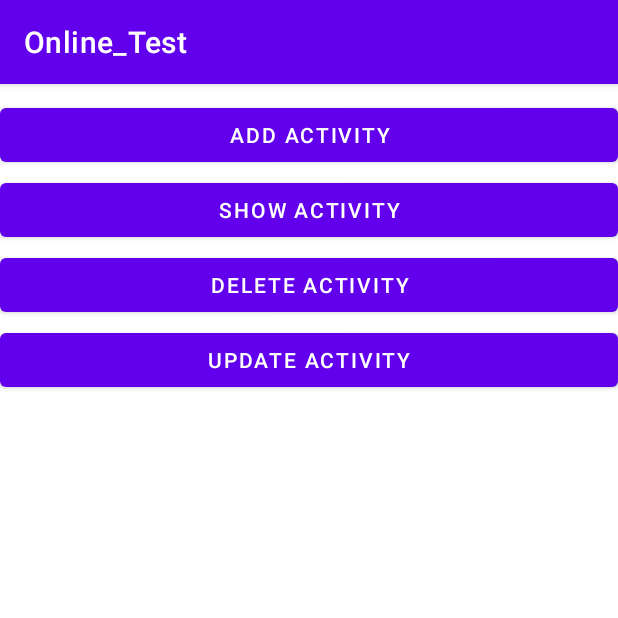
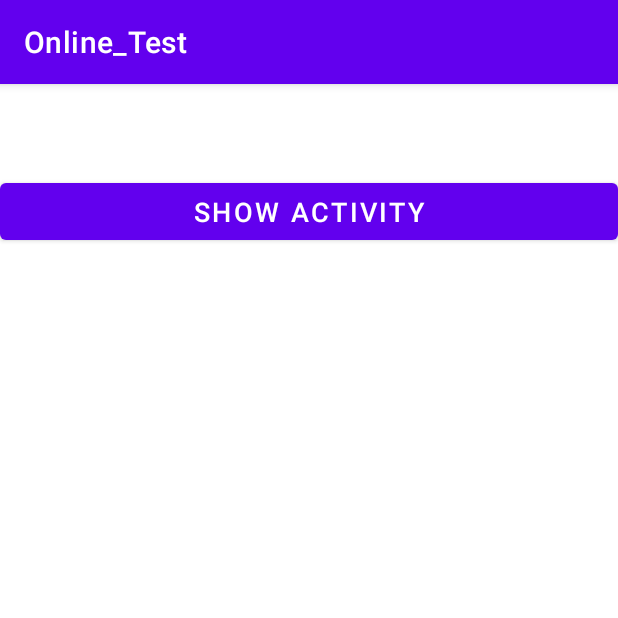
Before and after one commit to nabeel1/Online_Test, an Android app: the screen it shows after launch (MainActivity), on a phone screen of 412 x 824 dp, the top half of it. Run offline under Robolectric (Android 15) with nearby library versions, the phone set to English and light mode, and no system bars.

```diff
--- a/src/main/java/com/example/online_test/Add_Activity.java
+++ b/src/main/java/com/example/online_test/Add_Activity.java
@@ -10,5 +10,7 @@ public class Add_Activity extends AppCompatActivity {
     protected void onCreate(Bundle savedInstanceState) {
         super.onCreate(savedInstanceState);
         setContentView(R.layout.activity_add);
+
+        //  Add operation in CRUD is not required
     }
 }
--- a/src/main/java/com/example/online_test/Delete_Activity.java
+++ b/src/main/java/com/example/online_test/Delete_Activity.java
@@ -10,5 +10,7 @@ public class Delete_Activity extends AppCompatActivity {
     protected void onCreate(Bundle savedInstanceState) {
         super.onCreate(savedInstanceState);
         setContentView(R.layout.activity_delete);
+
+        //  Add operation in CRUD is not required
     }
 }
--- a/src/main/java/com/example/online_test/MainActivity.java
+++ b/src/main/java/com/example/online_test/MainActivity.java
@@ -15,20 +15,6 @@ public class MainActivity extends AppCompatActivity {
         setContentView(R.layout.activity_main);
 
 
-        Button btnNextScreen = (Button) findViewById(R.id.btn_add);
-        //Listening to button event
-        btnNextScreen.setOnClickListener(new View.OnClickListener() {
-
-            public void onClick(View arg0) {
-                //Starting a new Intent
-                Intent nextScreen = new Intent(getApplicationContext(), Add_Activity.class);
-
-                startActivity(nextScreen);
-
-            }
-        });
-
-
         Button btnNextScreen2 = (Button) findViewById(R.id.btn_Show);
         //Listening to button event
         btnNextScreen2.setOnClickListener(new View.OnClickListener() {
@@ -42,31 +28,6 @@ public class MainActivity extends AppCompatActivity {
         });
 
 
-        Button btnDelete = (Button) findViewById(R.id.btn_del);
-        //Listening to button event
-        btnDelete.setOnClickListener(new View.OnClickListener() {
-
-            public void onClick(View arg0) {
-                //Starting a new Intent
-                Intent Intent_Del = new Intent(getApplicationContext(), Delete_Activity.class);
-                startActivity(Intent_Del);
-
-            }
-        });
-
-        Button btnUpdate = (Button) findViewById(R.id.btn_update);
-        //Listening to button event
-        btnUpdate.setOnClickListener(new View.OnClickListener() {
-
-            public void onClick(View arg0) {
-                //Starting a new Intent
-                Intent Intent_update = new Intent(getApplicationContext(), Update_Activity.class);
-                startActivity(Intent_update);
-
-            }
-        });
-
-
 
     }
 }
--- a/src/main/java/com/example/online_test/Show_Activity.java
+++ b/src/main/java/com/example/online_test/Show_Activity.java
@@ -72,10 +72,12 @@ public class Show_Activity extends AppCompatActivity {
 
         @Override
         protected Void doInBackground(Void... arg0) {
+
             HttpHandler sh = new HttpHandler();
 
             // Making a request to url and getting response
             String jsonStr = sh.makeServiceCall(url);
+
 
             Log.e(TAG, "Response from url: " + jsonStr);
 
--- a/src/main/java/com/example/online_test/Update_Activity.java
+++ b/src/main/java/com/example/online_test/Update_Activity.java
@@ -10,5 +10,7 @@ public class Update_Activity extends AppCompatActivity {
     protected void onCreate(Bundle savedInstanceState) {
         super.onCreate(savedInstanceState);
         setContentView(R.layout.activity_update);
+
+        //  Add operation in CRUD is not required
     }
 }
--- a/src/main/res/layout/activity_main.xml
+++ b/src/main/res/layout/activity_main.xml
@@ -7,29 +7,18 @@
     tools:context=".MainActivity">
 
 
-    <Button android:id="@+id/btn_add"
-        android:layout_width="fill_parent"
-        android:layout_height="wrap_content"
-        android:layout_marginTop="10dip"
-        android:text="Add Activity"/>
+
 
     <Button android:id="@+id/btn_Show"
         android:layout_width="fill_parent"
-        android:layout_height="wrap_content"
+        android:layout_height="50dp"
         android:layout_marginTop="60dip"
+        android:textSize="18dp"
         android:text="Show Activity"/>
 
-    <Button android:id="@+id/btn_del"
-        android:layout_width="fill_parent"
-        android:layout_height="wrap_content"
-        android:layout_marginTop="110dip"
-        android:text="Delete Activity"/>
 
-    <Button android:id="@+id/btn_update"
-        android:layout_width="fill_parent"
-        android:layout_height="wrap_content"
-        android:layout_marginTop="160dip"
-        android:text="Update Activity"/>
+
+
 
 
 
--- a/src/main/res/layout/activity_show.xml
+++ b/src/main/res/layout/activity_show.xml
@@ -12,6 +12,8 @@
         android:id="@+id/edx_search"
         android:hint="Enter Name to Search"
         android:layout_marginTop="20px"
+        android:layout_marginLeft="20px"
+        android:layout_marginRight="20px"
         />
 
     <Button
@@ -21,6 +23,8 @@
         android:layout_below="@id/edx_search"
         android:layout_marginTop="20px"
         android:text="Enter to Search"
+        android:layout_marginLeft="20px"
+        android:layout_marginRight="20px"
         />
 
     <ListView
@@ -28,6 +32,8 @@
         android:layout_width="fill_parent"
         android:layout_height="wrap_content"
         android:layout_marginTop="20px"
+        android:layout_marginLeft="20px"
+        android:layout_marginRight="20px"
         android:layout_below="@id/btn_search"/>
 
 </RelativeLayout>
```
